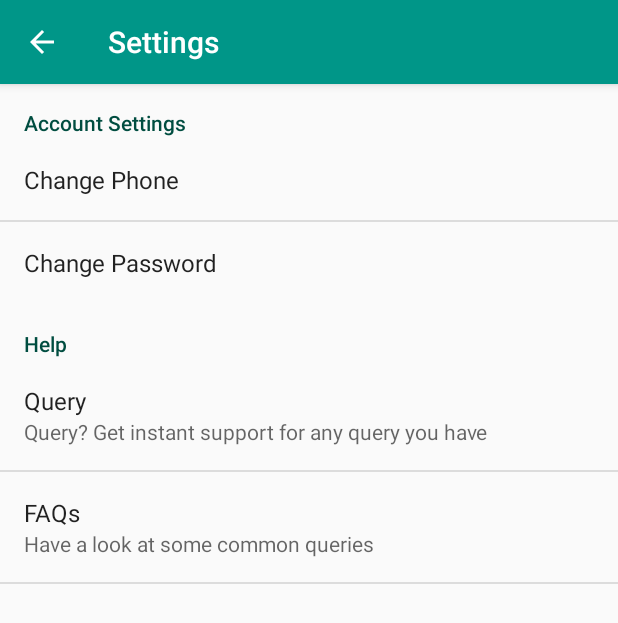
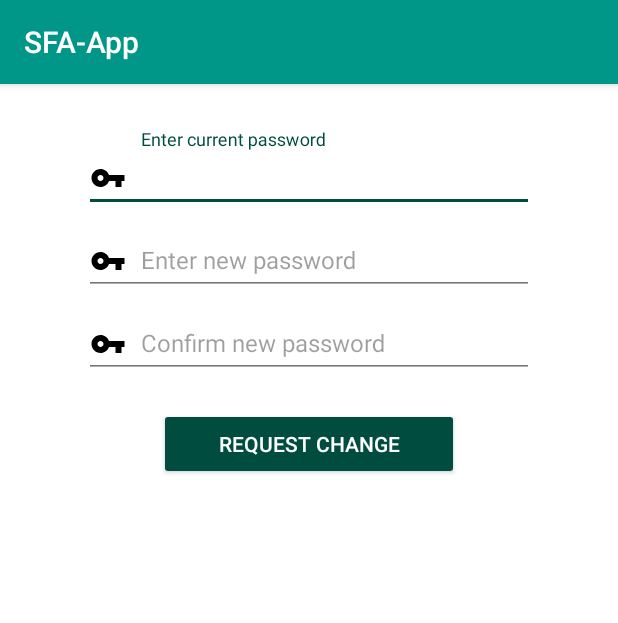
Before and after one commit to samarthgupta1011/SFA-App-mod, an Android app: the SettingsActivity screen opened directly, with no data from a screen before it, after a tap on "Change Password", on a phone screen of 412 x 824 dp. Shown: the top 623 px of the screen. Run offline under Robolectric (Android 15) with nearby library versions, the light colour scheme and no system bars; our stand-ins replace Volley; 1 statement that could not run was skipped.

Commit message:
feature to change password added

```diff
--- /dev/null
+++ b/app/src/main/java/com/samarthgupta/sfa_app/Activities/Settings/ChangePassword.java
@@ -0,0 +1,151 @@
+package com.samarthgupta.sfa_app.Activities.Settings;
+
+import android.app.Dialog;
+import android.content.Context;
+import android.content.Intent;
+import android.content.SharedPreferences;
+import android.graphics.BitmapFactory;
+import android.support.v7.app.AppCompatActivity;
+import android.os.Bundle;
+import android.util.Log;
+import android.view.View;
+import android.widget.Button;
+import android.widget.EditText;
+import android.widget.ImageView;
+import android.widget.ProgressBar;
+import android.widget.Toast;
+
+import com.android.volley.Request;
+import com.android.volley.Response;
+import com.android.volley.VolleyError;
+import com.android.volley.toolbox.JsonObjectRequest;
+import com.android.volley.toolbox.Volley;
+import com.google.gson.GsonBuilder;
+import com.samarthgupta.sfa_app.Activities.HomeActivity;
+import com.samarthgupta.sfa_app.POJO.Employee;
+import com.samarthgupta.sfa_app.POJO.Progress;
+import com.samarthgupta.sfa_app.R;
+
+import org.json.JSONException;
+import org.json.JSONObject;
+
+import java.io.IOException;
+import java.io.InputStream;
+
+import static com.samarthgupta.sfa_app.POJO.GlobalAccess.baseUrl;
+
+public class ChangePassword extends AppCompatActivity {
+
+    private EditText mOldPass, mNewPass, mConfirmPass;
+    private String old_pass, new_pass, new_confirmpass;
+    private Button submit;
+    private final String API_URL = baseUrl + "/login/update";
+    Employee data;
+    private String mobile = "";
+    private ProgressBar pb;
+
+    @Override
+    protected void onCreate(Bundle savedInstanceState) {
+        super.onCreate(savedInstanceState);
+        setContentView(R.layout.activity_change_password);
+
+
+        mOldPass = (EditText) findViewById(R.id.old_password);
+        mNewPass = (EditText) findViewById(R.id.new_password);
+        mConfirmPass = (EditText) findViewById(R.id.new_confirmPassword);
+        submit = (Button) findViewById(R.id.submit);
+        pb = (ProgressBar) findViewById(R.id.pb_pass_change);
+
+        data = new GsonBuilder().create().fromJson(getSharedPreferences("Login", Context.MODE_PRIVATE).getString("Data", null), Employee.class);
+        mobile = data.getMobile();
+        submit.setOnClickListener(new View.OnClickListener() {
+            @Override
+            public void onClick(View v) {
+
+                old_pass = mOldPass.getText().toString();
+                new_pass = mNewPass.getText().toString();
+                new_confirmpass = mConfirmPass.getText().toString();
+                boolean ready = true;
+
+                if (old_pass.isEmpty()) {
+                    mOldPass.setError("Current Password cannot be empty!");
+                    ready = false;
+                }
+                if (new_pass.isEmpty()) {
+                    mOldPass.setError("New Password cannot be empty!");
+                    ready = false;
+                }
+                if (new_confirmpass.isEmpty()) {
+                    mOldPass.setError("Confirm Password cannot be empty!");
+                    ready = false;
+                }
+
+                if (!new_pass.equals(new_confirmpass)) {
+                    mConfirmPass.setError("Passwords do not match");
+                    ready = false;
+                }
+
+                if (ready) {
+                    requestChange(mobile, old_pass, new_confirmpass);
+                }
+
+            }
+        });
+    }
+
+    private void requestChange(final String mobile, final String old, final String new_pass) {
+
+        submit.setOnClickListener(new View.OnClickListener() {
+            @Override
+            public void onClick(View view) {
+                pb.setVisibility(View.VISIBLE);
+                submit.setVisibility(View.GONE);
+
+                final JSONObject obj = new JSONObject();
+                try {
+                    obj.put("mobile", mobile);
+                    obj.put("pass", old_pass);
+                    obj.put("update", new_pass);
+
+                    Volley.newRequestQueue(ChangePassword.this).add(new JsonObjectRequest(Request.Method.POST, baseUrl + "/login/update", obj, new Response.Listener<JSONObject>() {
+                        @Override
+                        public void onResponse(JSONObject response) {
+                            Log.e("obj.", obj.toString());
+                            try {
+                                if (response.getBoolean("success")) {
+                                    Toast.makeText(ChangePassword.this, "Password changed successfully", Toast.LENGTH_SHORT).show();
+                                    finish();
+                                    Intent intent = new Intent(ChangePassword.this, HomeActivity.class);
+                                    intent.addFlags(Intent.FLAG_ACTIVITY_CLEAR_TOP);
+                                    startActivity(intent);
+                                } else {
+                                    pb.setVisibility(View.GONE);
+                                    submit.setVisibility(View.VISIBLE);
+                                    Toast.makeText(ChangePassword.this, "Can't change Password due to network error", Toast.LENGTH_SHORT).show();
+                                }
+
+                            } catch (JSONException e) {
+                                e.printStackTrace();
+                            }
+                        }
+                    }, new Response.ErrorListener() {
+                        @Override
+                        public void onErrorResponse(VolleyError error) {
+                            pb.setVisibility(View.GONE);
+                            submit.setVisibility(View.VISIBLE);
+                            Toast.makeText(ChangePassword.this, "Can't change Password due to network error", Toast.LENGTH_SHORT).show();
+
+                        }
+                    }));
+
+
+                } catch (JSONException e) {
+                    e.printStackTrace();
+                }
+
+
+            }
+        });
+
+    }
+}
--- a/app/src/main/java/com/samarthgupta/sfa_app/Activities/Settings/SettingsActivity.java
+++ b/app/src/main/java/com/samarthgupta/sfa_app/Activities/Settings/SettingsActivity.java
@@ -1,5 +1,6 @@
 package com.samarthgupta.sfa_app.Activities.Settings;
 
+import android.content.Intent;
 import android.os.Bundle;
 import android.preference.Preference;
 import android.preference.PreferenceFragment;
@@ -18,7 +19,7 @@ public class SettingsActivity extends AppCompatPreferenceActivity {
     }
 
     public static class MyPreferenceFragment extends PreferenceFragment implements Preference.OnPreferenceClickListener {
-
+        private Preference change_password, query, faq;
 
         @Override
         public void onCreate(@Nullable Bundle savedInstanceState) {
@@ -26,11 +27,27 @@ public class SettingsActivity extends AppCompatPreferenceActivity {
 
             addPreferencesFromResource(R.xml.pref_headers);
 
+            change_password = findPreference("password");
+            query = findPreference("query");
+            faq = findPreference("faq");
 
+            change_password.setOnPreferenceClickListener(this);
+            query.setOnPreferenceClickListener(this);
+            faq.setOnPreferenceClickListener(this);
         }
 
         @Override
         public boolean onPreferenceClick(Preference preference) {
+            if (preference == change_password) {
+                startActivity(new Intent(getActivity().getApplicationContext(), ChangePassword.class));
+                return true;
+            }else if (preference == query){
+                startActivity(new Intent(getActivity().getApplicationContext(), QueryActivity.class));
+                return true;
+            }else if (preference == faq){
+                startActivity(new Intent(getActivity().getApplicationContext(), FaqActivity.class));
+                return true;
+            }
             return false;
         }
     }
--- /dev/null
+++ b/app/src/main/res/drawable/ic_pass.xml
@@ -0,0 +1,9 @@
+<vector xmlns:android="http://schemas.android.com/apk/res/android"
+    android:width="24dp"
+    android:height="24dp"
+    android:viewportWidth="24.0"
+    android:viewportHeight="24.0">
+    <path
+        android:fillColor="#000000"
+        android:pathData="M12.65,10C11.83,7.67 9.61,6 7,6c-3.31,0 -6,2.69 -6,6s2.69,6 6,6c2.61,0 4.83,-1.67 5.65,-4H17v4h4v-4h2v-4H12.65zM7,14c-1.1,0 -2,-0.9 -2,-2s0.9,-2 2,-2 2,0.9 2,2 -0.9,2 -2,2z"/>
+</vector>
--- /dev/null
+++ b/app/src/main/res/layout/activity_change_password.xml
@@ -0,0 +1,99 @@
+<?xml version="1.0" encoding="utf-8"?>
+<LinearLayout xmlns:android="http://schemas.android.com/apk/res/android"
+    android:layout_width="match_parent"
+    android:layout_height="match_parent"
+    xmlns:tools="http://schemas.android.com/tools"
+    android:orientation="vertical"
+    android:background="#FFFFFF"
+    android:theme="@style/AppTheme.PopupOverlay"
+    tools:context=".Activities.Settings.ChangePassword">
+
+    <LinearLayout
+        android:layout_gravity="center"
+        android:layout_width="300dp"
+        android:layout_height="wrap_content"
+        android:orientation="vertical"
+        android:layout_margin="30dp">
+
+        <!--<TextView
+            android:layout_width="match_parent"
+            android:layout_height="wrap_content"
+            android:text="Change your password"
+            android:textAlignment="center"
+            android:textStyle="bold"
+            android:textColor="@color/colorPrimary"
+            android:textSize="22sp"/>-->
+
+        <android.support.design.widget.TextInputLayout
+
+            android:layout_width="match_parent"
+            android:layout_height="wrap_content"
+            >
+
+            <android.support.design.widget.TextInputEditText
+                android:id="@+id/old_password"
+                android:drawablePadding="10sp"
+                android:textSize="16sp"
+                android:layout_width="match_parent"
+                android:layout_height="wrap_content"
+                android:inputType="textPassword"
+                android:hint="Enter current password"
+                android:drawableStart="@drawable/ic_pass"
+                android:drawableLeft="@drawable/ic_pass" />
+
+        </android.support.design.widget.TextInputLayout>
+
+        <android.support.design.widget.TextInputLayout
+            android:layout_width="match_parent"
+            android:layout_height="wrap_content">
+
+            <android.support.design.widget.TextInputEditText
+                android:id="@+id/new_password"
+                android:drawablePadding="10sp"
+                android:textSize="16sp"
+                android:layout_width="match_parent"
+                android:layout_height="wrap_content"
+                android:inputType="textPassword"
+                android:hint="Enter new password"
+                android:drawableStart="@drawable/ic_pass"
+                android:drawableLeft="@drawable/ic_pass" />
+
+        </android.support.design.widget.TextInputLayout>
+
+        <android.support.design.widget.TextInputLayout
+            android:layout_width="match_parent"
+            android:layout_height="wrap_content">
+
+            <android.support.design.widget.TextInputEditText
+                android:id="@+id/new_confirmPassword"
+                android:drawablePadding="10sp"
+                android:textSize="16sp"
+                android:layout_width="match_parent"
+                android:layout_height="wrap_content"
+                android:inputType="textPassword"
+                android:hint="Confirm new password"
+                android:drawableStart="@drawable/ic_pass"
+                android:drawableLeft="@drawable/ic_pass" />
+
+        </android.support.design.widget.TextInputLayout>
+
+        <Button
+            android:id="@+id/submit"
+            style="@style/Widget.AppCompat.Button.Colored"
+            android:layout_width="200dp"
+            android:layout_height="wrap_content"
+            android:layout_gravity="center_horizontal"
+            android:padding="10dp"
+            android:text="Request Change"
+            android:textSize="14sp"
+            android:layout_marginTop="20dp"
+            />
+        <ProgressBar
+            android:id="@+id/pb_pass_change"
+            android:layout_width="wrap_content"
+            android:layout_height="wrap_content"
+            android:layout_gravity="center_horizontal"
+            android:visibility="gone"/>
+    </LinearLayout>
+
+</LinearLayout>
--- a/app/src/main/res/xml/pref_headers.xml
+++ b/app/src/main/res/xml/pref_headers.xml
@@ -5,14 +5,7 @@
         android:title="Account Settings"
         android:key="key_account">
 
-        <EditTextPreference
-            android:title="Change Phone"
-            android:hint="(e.g. +9180X010001X)"
-            android:positiveButtonText="CHANGE"
-            android:inputType="phone"
-            android:textSize="16sp"
-            android:dialogTitle="My Mobile Number"
-            android:key="phone"/>
+
         <Preference
             android:title="Change Password"
             android:key="password"/>
```
Also changed, not shown: app/src/main/AndroidManifest.xml (+4 -3 lines), app/src/main/java/com/samarthgupta/sfa_app/Activities/Settings/FaqActivity.java (added, +15 -0 lines), app/src/main/java/com/samarthgupta/sfa_app/Activities/Settings/QueryActivity.java (added, +15 -0 lines), app/src/main/res/layout/activity_faq.xml (added, +9 -0 lines), app/src/main/res/layout/activity_query.xml (added, +9 -0 lines).
